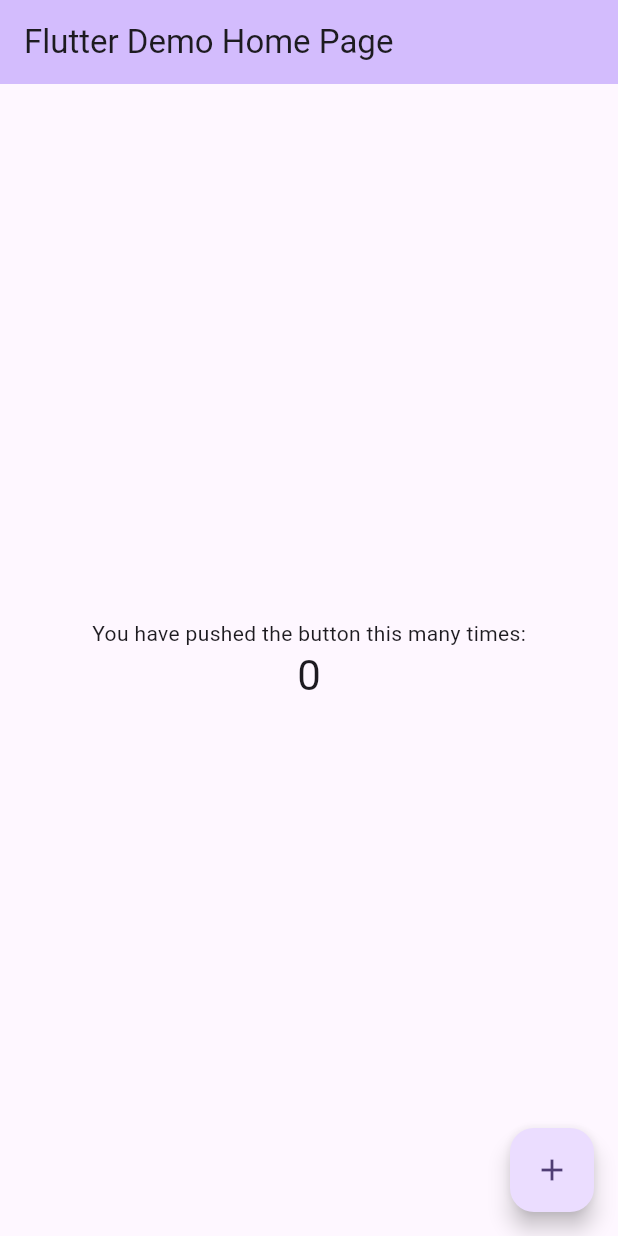
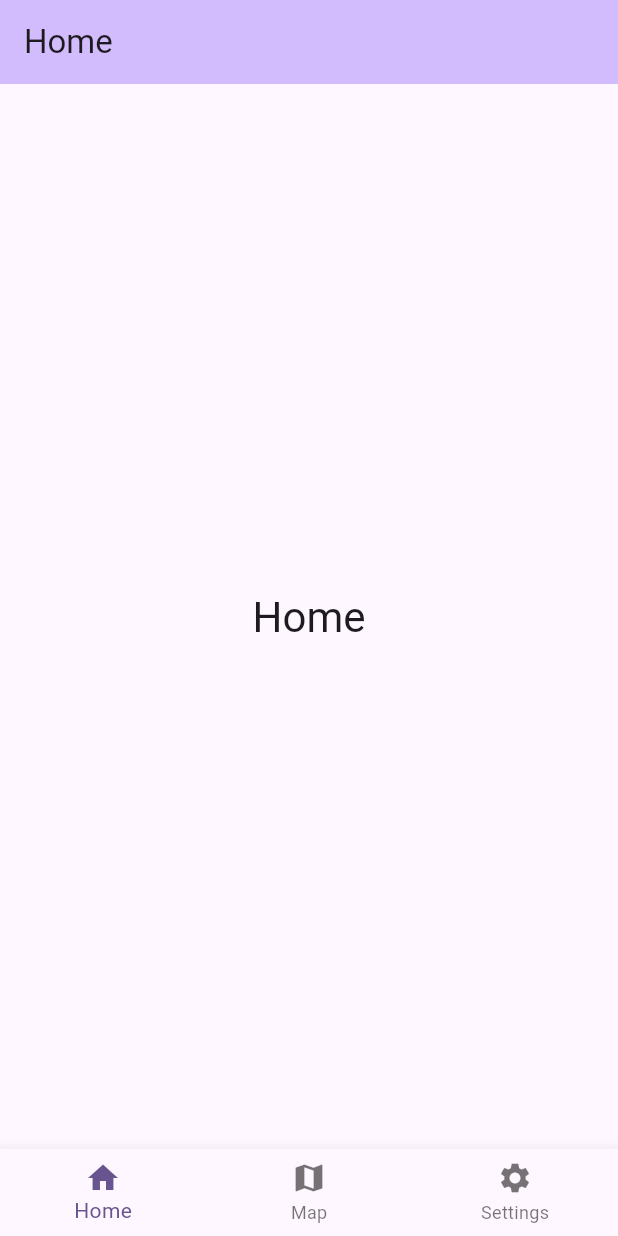
Before and after one commit to dylan-kwon/openai-codex-practice, a Flutter app: the screen it shows after launch, on a phone screen of 412 x 824 dp. Run offline on Flutter 3.47's test engine with Material 3 defaults, Android fonts, the phone set to English and light mode, and no system bars.

Commit message:
Add bottom navigation with toolbar

```diff
--- a/openai_codex_practice/lib/main.dart
+++ b/openai_codex_practice/lib/main.dart
@@ -32,7 +32,7 @@ class MyApp extends StatelessWidget {
         colorScheme: ColorScheme.fromSeed(seedColor: Colors.deepPurple),
         useMaterial3: true,
       ),
-      home: const MyHomePage(title: 'Flutter Demo Home Page'),
+      home: const MyHomePage(),
     );
   }
 }
--- a/openai_codex_practice/lib/my_home_page.dart
+++ b/openai_codex_practice/lib/my_home_page.dart
@@ -1,20 +1,20 @@
 import 'package:flutter/material.dart';
 
 class MyHomePage extends StatefulWidget {
-  const MyHomePage({super.key, required this.title});
-
-  final String title;
+  const MyHomePage({super.key});
 
   @override
   State<MyHomePage> createState() => MyHomePageState();
 }
 
 class MyHomePageState extends State<MyHomePage> {
-  int _counter = 0;
+  int _selectedIndex = 0;
 
-  void _incrementCounter() {
+  static const List<String> _titles = ['Home', 'Map', 'Settings'];
+
+  void _onItemTapped(int index) {
     setState(() {
-      _counter++;
+      _selectedIndex = index;
     });
   }
 
@@ -23,24 +23,22 @@ class MyHomePageState extends State<MyHomePage> {
     return Scaffold(
       appBar: AppBar(
         backgroundColor: Theme.of(context).colorScheme.inversePrimary,
-        title: Text(widget.title),
+        title: Text(_titles[_selectedIndex]),
       ),
       body: Center(
-        child: Column(
-          mainAxisAlignment: MainAxisAlignment.center,
-          children: <Widget>[
-            const Text('You have pushed the button this many times:'),
-            Text(
-              '$_counter',
-              style: Theme.of(context).textTheme.headlineMedium,
-            ),
-          ],
+        child: Text(
+          _titles[_selectedIndex],
+          style: Theme.of(context).textTheme.headlineMedium,
         ),
       ),
-      floatingActionButton: FloatingActionButton(
-        onPressed: _incrementCounter,
-        tooltip: 'Increment',
-        child: const Icon(Icons.add),
+      bottomNavigationBar: BottomNavigationBar(
+        currentIndex: _selectedIndex,
+        onTap: _onItemTapped,
+        items: const [
+          BottomNavigationBarItem(icon: Icon(Icons.home), label: 'Home'),
+          BottomNavigationBarItem(icon: Icon(Icons.map), label: 'Map'),
+          BottomNavigationBarItem(icon: Icon(Icons.settings), label: 'Settings'),
+        ],
       ),
     );
   }
```
Also changed, not shown: 1 other file.
